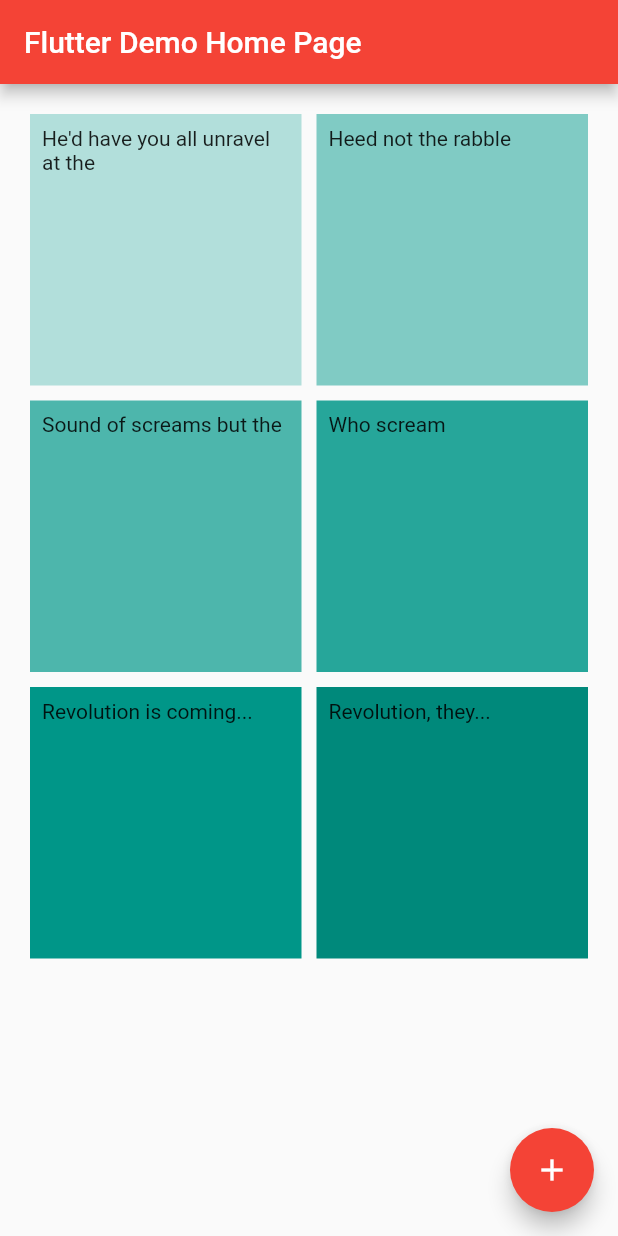
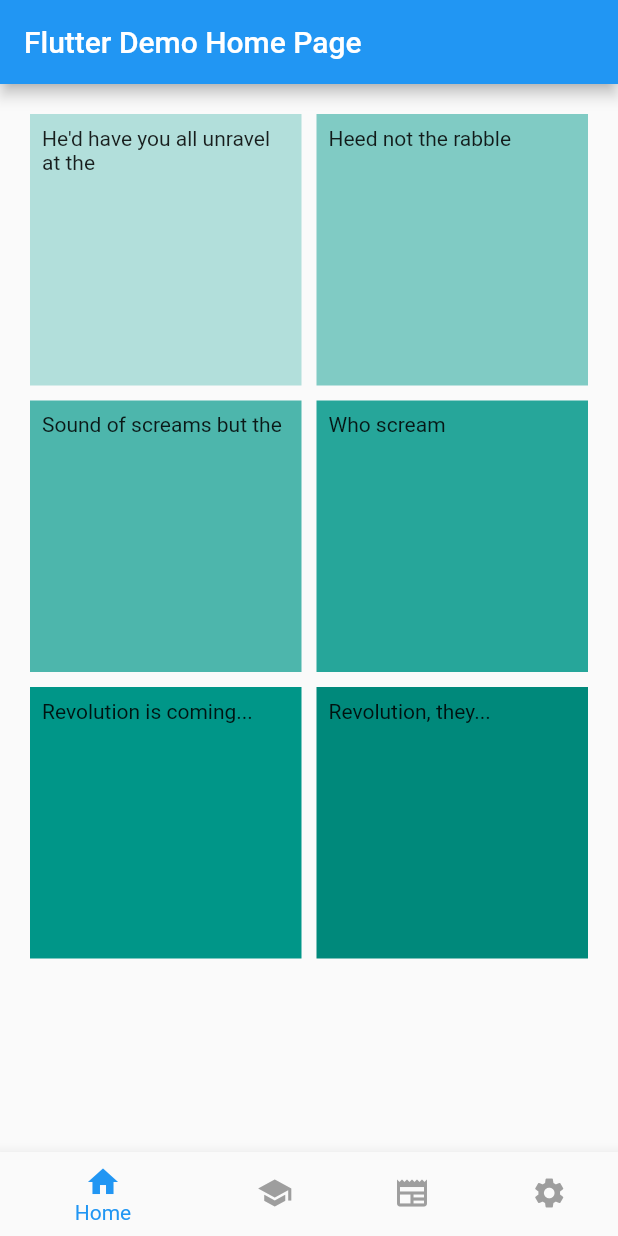
Before and after one commit to acmUR/mental_health_app, a Flutter app: the screen it shows after launch, on a phone screen of 412 x 824 dp. Run offline on Flutter 3.47's test engine with Material 2 defaults, Android fonts, the phone set to English and light mode, and no system bars.

```diff
--- a/lib/main.dart
+++ b/lib/main.dart
@@ -13,16 +13,7 @@ class MyApp extends StatelessWidget {
     return MaterialApp(
       title: 'Flutter Demo',
       theme: ThemeData(
-        // This is the theme of your application.
-        //
-        // Try running your application with "flutter run". You'll see the
-        // application has a blue toolbar. Then, without quitting the app, try
-        // changing the primarySwatch below to Colors.green and then invoke
-        // "hot reload" (press "r" in the console where you ran "flutter run",
-        // or simply save your changes to "hot reload" in a Flutter IDE).
-        // Notice that the counter didn't reset back to zero; the application
-        // is not restarted.
-        primarySwatch: Colors.red,
+        primarySwatch: Colors.blue,
       ),
       home: const MyHomePage(title: 'Flutter Demo Home Page'),
     );
@@ -31,15 +22,6 @@ class MyApp extends StatelessWidget {
 
 class MyHomePage extends StatefulWidget {
   const MyHomePage({super.key, required this.title});
-
-  // This widget is the home page of your application. It is stateful, meaning
-  // that it has a State object (defined below) that contains fields that affect
-  // how it looks.
-
-  // This class is the configuration for the state. It holds the values (in this
-  // case the title) provided by the parent (in this case the App widget) and
-  // used by the build method of the State. Fields in a Widget subclass are
-  // always marked "final".
   final String title;
 
   @override
@@ -47,34 +29,17 @@ class MyHomePage extends StatefulWidget {
 }
 
 class _MyHomePageState extends State<MyHomePage> {
-  int _counter = 0;
-  List<int> arr = [];
-
-  void _incrementCounter() {
+  int _selectedIndex = 0;
+  void _onItemTapped(int index) {
     setState(() {
-      // This call to setState tells the Flutter framework that something has
-      // changed in this State, which causes it to rerun the build method below
-      // so that the display can reflect the updated values. If we changed
-      // _counter without calling setState(), then the build method would not be
-      // called again, and so nothing would appear to happen.
-      _counter++;
+      _selectedIndex = index;
     });
   }
 
   @override
   Widget build(BuildContext context) {
-    // This method is rerun every time setState is called, for instance as done
-    // by the _incrementCounter method above.
-    //
-    // The Flutter framework has been optimized to make rerunning build methods
-    // fast, so that you can just rebuild anything that needs updating rather
-    // than having to individually change instances of widgets.
-    // return Person(age: 10, name: John)
-
     return Scaffold(
       appBar: AppBar(
-        // Here we take the value from the MyHomePage object that was created by
-        // the App.build method, and use it to set our appbar title.
         title: Text(widget.title),
       ),
       body: GridView.count(
@@ -116,12 +81,30 @@ class _MyHomePageState extends State<MyHomePage> {
           ),
         ],
       ),
-      floatingActionButton: FloatingActionButton(
-        onPressed: _incrementCounter,
-        tooltip: 'Increment',
-        child: const Icon(Icons.add),
-        backgroundColor: Colors.red,
-      ), // This trailing comma makes auto-formatting nicer for build methods.
+      bottomNavigationBar: BottomNavigationBar(
+        items: const <BottomNavigationBarItem>[
+          BottomNavigationBarItem(
+            icon: Icon(Icons.home),
+            label: 'Home',
+          ),
+          BottomNavigationBarItem(
+            icon: Icon(Icons.school),
+            label: 'School',
+          ),
+          BottomNavigationBarItem(
+            icon: Icon(Icons.newspaper),
+            label: 'Info',
+          ),
+          BottomNavigationBarItem(
+            icon: Icon(Icons.settings),
+            label: 'Settings',
+          ),
+        ],
+        currentIndex: _selectedIndex,
+        selectedItemColor: Colors.blue,
+        unselectedItemColor: Colors.grey,
+        onTap: _onItemTapped,
+      ),
     );
   }
 }
```
